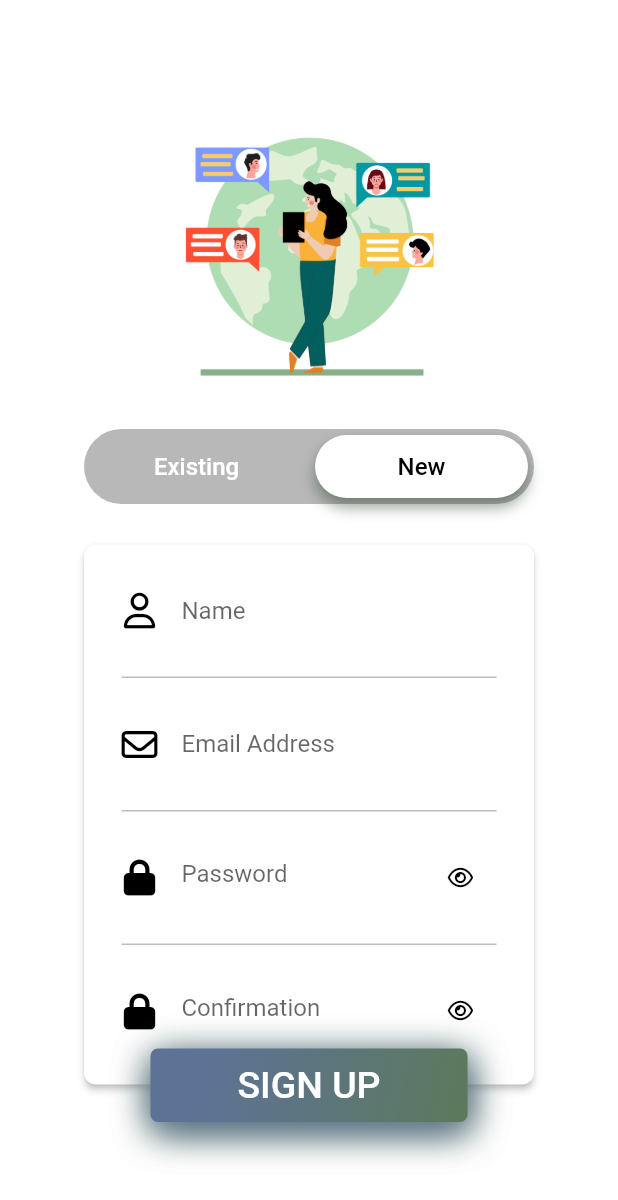
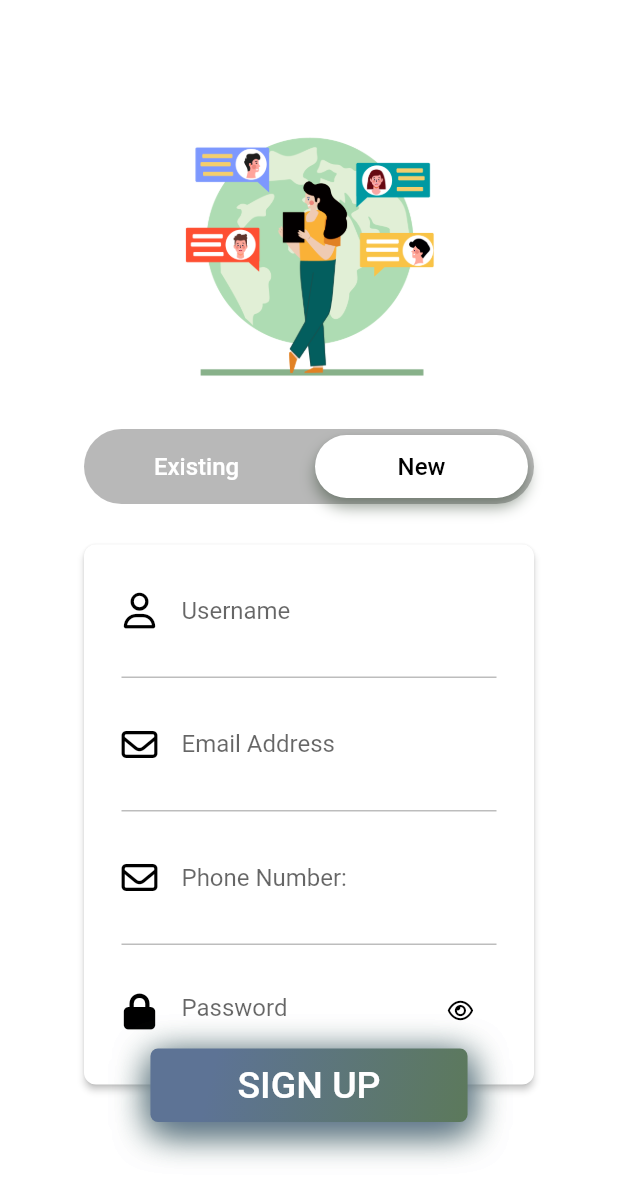
Before and after one commit to garrysjh/NTUMart, a Flutter app: the screen it shows after launch, after a tap on "New", on a phone screen of 412 x 824 dp. Shown: the top 1200 px of the screen. Run offline on Flutter 3.47's test engine with Material 2 defaults, Android fonts, the phone set to English and light mode, and no system bars; our stand-ins replace firebase_auth, firebase_core, flutter_dotenv, font_awesome_flutter, shared_preferences; accounts and stored records are empty; network calls fail; Roboto replaces fonts that are missing (WorkSansBold, WorkSansSemiBold).

Commit message:
[Fix] login frontend

```diff
--- a/frontend/lib/main.dart
+++ b/frontend/lib/main.dart
@@ -2,16 +2,11 @@ import 'package:flutter/material.dart';
 import 'package:frontend/pages/login_page.dart';
 import 'package:flutter/services.dart';
 import 'package:firebase_core/firebase_core.dart';
-import 'firebase_options.dart';
-import 'package:flutter_dotenv/flutter_dotenv.dart';
+
 
 var URL = 'http://192.168.1.102:8080/api/v1'; //replace this with ur local ip / lan ip for devices connecting on same lan / server ip if hosted
 
 void main() async {
-  await dotenv.load();
-  await Firebase.initializeApp(
-    options: DefaultFirebaseOptions.currentPlatform,
-  );
   WidgetsFlutterBinding.ensureInitialized();
   SystemChrome.setPreferredOrientations(<DeviceOrientation>[
     DeviceOrientation.portraitUp,
--- a/frontend/lib/pages/widgets/login/sign_up.dart
+++ b/frontend/lib/pages/widgets/login/sign_up.dart
@@ -8,6 +8,7 @@ import 'package:http/http.dart' as http;
 import 'dart:convert';
 
 import 'package:frontend/main.dart';
+import 'package:http/http.dart' as http;
 
 // String usernameOut = "";
 // String fullnameOut = "";
@@ -59,8 +60,6 @@ import 'package:frontend/main.dart';
 //   }
 // }
 
-
-
 class SignUp extends StatefulWidget {
   const SignUp({Key? key}) : super(key: key);
 
@@ -73,22 +72,24 @@ class _SignUpState extends State<SignUp> {
   final FocusNode focusNodeConfirmPassword = FocusNode();
   final FocusNode focusNodeEmail = FocusNode();
   final FocusNode focusNodeName = FocusNode();
+  final FocusNode focusNodePhone = FocusNode();
 
   bool _obscureTextPassword = true;
   bool _obscureTextConfirmPassword = true;
 
   TextEditingController signupEmailController = TextEditingController();
-  TextEditingController signupNameController = TextEditingController();
+  TextEditingController signupUserNameController = TextEditingController();
   TextEditingController signupPasswordController = TextEditingController();
   TextEditingController signupConfirmPasswordController =
       TextEditingController();
-
+  TextEditingController signupPhoneNumberController = TextEditingController();
   @override
   void dispose() {
     focusNodePassword.dispose();
     focusNodeConfirmPassword.dispose();
     focusNodeEmail.dispose();
     focusNodeName.dispose();
+    focusNodePhone.dispose();
     super.dispose();
   }
 
@@ -117,7 +118,7 @@ class _SignUpState extends State<SignUp> {
                             top: 20.0, bottom: 20.0, left: 25.0, right: 25.0),
                         child: TextField(
                           focusNode: focusNodeName,
-                          controller: signupNameController,
+                          controller: signupUserNameController,
                           keyboardType: TextInputType.text,
                           textCapitalization: TextCapitalization.words,
                           autocorrect: false,
@@ -131,7 +132,7 @@ class _SignUpState extends State<SignUp> {
                               FontAwesomeIcons.user,
                               color: Colors.black,
                             ),
-                            hintText: 'Name',
+                            hintText: 'Username',
                             hintStyle: TextStyle(
                                 fontFamily: 'WorkSansSemiBold', fontSize: 16.0),
                           ),
@@ -181,9 +182,41 @@ class _SignUpState extends State<SignUp> {
                         padding: const EdgeInsets.only(
                             top: 20.0, bottom: 20.0, left: 25.0, right: 25.0),
                         child: TextField(
+                          focusNode: focusNodePhone,
+                          controller: signupPhoneNumberController,
+                          keyboardType: TextInputType.phone,
+                          autocorrect: false,
+                          style: const TextStyle(
+                              fontFamily: 'WorkSansSemiBold',
+                              fontSize: 16.0,
+                              color: Colors.black),
+                          decoration: const InputDecoration(
+                            border: InputBorder.none,
+                            icon: Icon(
+                              FontAwesomeIcons.envelope,
+                              color: Colors.black,
+                            ),
+                            hintText: 'Phone Number: ',
+                            hintStyle: TextStyle(
+                                fontFamily: 'WorkSansSemiBold', fontSize: 16.0),
+                          ),
+                          onSubmitted: (_) {
+                            focusNodePhone.requestFocus();
+                          },
+                        ),
+                      ),
+                      Container(
+                        width: 250.0,
+                        height: 1.0,
+                        color: Colors.grey[400],
+                      ),
+                      Padding(
+                        padding: const EdgeInsets.only(
+                            top: 20.0, bottom: 20.0, left: 25.0, right: 25.0),
+                        child: TextField(
                           focusNode: focusNodePassword,
                           controller: signupPasswordController,
-                          obscureText: _obscureTextPassword,
+                          obscureText: _obscureTextConfirmPassword,
                           autocorrect: false,
                           style: const TextStyle(
                               fontFamily: 'WorkSansSemiBold',
@@ -196,48 +229,6 @@ class _SignUpState extends State<SignUp> {
                               color: Colors.black,
                             ),
                             hintText: 'Password',
-                            hintStyle: const TextStyle(
-                                fontFamily: 'WorkSansSemiBold', fontSize: 16.0),
-                            suffixIcon: GestureDetector(
-                              onTap: _toggleSignup,
-                              child: Icon(
-                                _obscureTextPassword
-                                    ? FontAwesomeIcons.eye
-                                    : FontAwesomeIcons.eyeSlash,
-                                size: 15.0,
-                                color: Colors.black,
-                              ),
-                            ),
-                          ),
-                          onSubmitted: (_) {
-                            focusNodeConfirmPassword.requestFocus();
-                          },
-                        ),
-                      ),
-                      Container(
-                        width: 250.0,
-                        height: 1.0,
-                        color: Colors.grey[400],
-                      ),
-                      Padding(
-                        padding: const EdgeInsets.only(
-                            top: 20.0, bottom: 20.0, left: 25.0, right: 25.0),
-                        child: TextField(
-                          focusNode: focusNodeConfirmPassword,
-                          controller: signupConfirmPasswordController,
-                          obscureText: _obscureTextConfirmPassword,
-                          autocorrect: false,
-                          style: const TextStyle(
-                              fontFamily: 'WorkSansSemiBold',
-                              fontSize: 16.0,
-                              color: Colors.black),
-                          decoration: InputDecoration(
-                            border: InputBorder.none,
-                            icon: const Icon(
-                              FontAwesomeIcons.lock,
-                              color: Colors.black,
-                            ),
-                            hintText: 'Confirmation',
                             hintStyle: const TextStyle(
                                 fontFamily: 'WorkSansSemiBold', fontSize: 16.0),
                             suffixIcon: GestureDetector(
@@ -313,20 +304,19 @@ class _SignUpState extends State<SignUp> {
   }
 
   void _toggleSignUpButton() async {
-    CustomSnackBar(context, const Text('SignUp button pressed'));
     try {
-    UserCredential userCredential = await FirebaseAuth.instance.createUserWithEmailAndPassword(
-      email: signupEmailController.text,
-      password: signupPasswordController.text,
-    );
+      int authenticated = await registerUser(signupPhoneNumberController.text, signupUserNameController.text,
+          signupEmailController.text, signupPasswordController.text);
 
-    if (userCredential.user != null) {
-      // Successful sign-up, you can navigate to another screen or show a success message.
+      if (authenticated == 1) {
+        CustomSnackBar(context, Text("Registerd user succesfully"));
+      } else if (authenticated == 0) {
+        CustomSnackBar(context, Text('Username already exists. '));
+      }
+    } catch (e) {
+      // Handle sign-up errors, e.g., email already in use.
+      CustomSnackBar(context, Text('Sign-Up Error: $e'));
     }
-  } catch (e) {
-    // Handle sign-up errors, e.g., email already in use.
-    CustomSnackBar(context, Text('Sign-Up Error: $e'));
-  }
   }
 
   void _toggleSignup() {
@@ -341,3 +331,38 @@ class _SignUpState extends State<SignUp> {
     });
   }
 }
+
+Future<int> registerUser(String phone ,String username, String email, String password) async {
+  final url = Uri.parse('http://localhost:8080/api/v1/user/register');
+
+  try {
+    final response = await http.post(
+      url,
+      headers: {
+        'Content-Type': 'application/json',
+      },
+      body:
+        jsonEncode({
+          'username': username,
+          'email': email,
+          'password': password,
+          "phone": phone
+        }
+        )
+    );
+
+    if (response.statusCode == 200) {
+      // Request was successful
+      print('User registered successfully');
+      print('Response: ${response.body}');
+      return 1;
+    } else {
+      // Request failed
+      print('Failed to register user. Status code: ${response.statusCode}');
+      return 0;
+    }
+  } catch (e) {
+    print('Error: $e');
+    return -1;
+  }
+}
--- a/frontend/pubspec.yaml
+++ b/frontend/pubspec.yaml
@@ -40,6 +40,7 @@ dependencies:
   firebase_auth: ^4.9.0
   flutter_dotenv: ^5.1.0
   http: ^0.13.5
+  shared_preferences: ^2.2.1
 
 dev_dependencies:
   flutter_test:
@@ -66,7 +67,6 @@ flutter:
   # To add assets to your application, add an assets section, like this:
   assets:
   -   assets/img/flat_login.png
-  -   .env
   #   - images/a_dot_ham.jpeg
 
   # An image asset can refer to one or more resolution-specific "variants", see
```
Also changed, not shown: frontend/lib/pages/widgets/login/sign_in.dart (+58 -13 lines), frontend/pubspec.lock, 4 other files.
